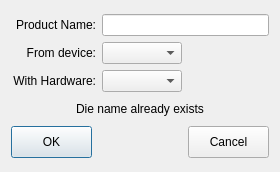
goanpeca/ATE.org, file src/ATE/org/actions_on/product/NewProductWizard.ui: the form before one commit.
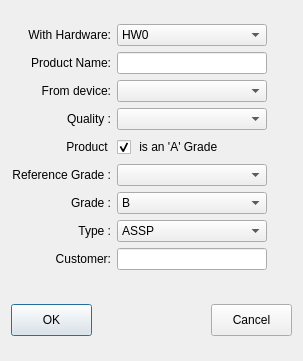
The form after the commit.

Patch:
```diff
--- a/src/ATE/org/actions_on/product/NewProductWizard.ui
+++ b/src/ATE/org/actions_on/product/NewProductWizard.ui
@@ -6,20 +6,26 @@
    <rect>
     <x>0</x>
     <y>0</y>
-    <width>280</width>
-    <height>172</height>
+    <width>303</width>
+    <height>361</height>
    </rect>
   </property>
+  <property name="sizePolicy">
+   <sizepolicy hsizetype="Preferred" vsizetype="Minimum">
+    <horstretch>0</horstretch>
+    <verstretch>0</verstretch>
+   </sizepolicy>
+  </property>
   <property name="minimumSize">
    <size>
-    <width>280</width>
-    <height>172</height>
+    <width>300</width>
+    <height>0</height>
    </size>
   </property>
   <property name="maximumSize">
    <size>
     <width>16777215</width>
-    <height>172</height>
+    <height>361</height>
    </size>
   </property>
   <property name="windowTitle">
@@ -29,18 +35,106 @@
    <item row="0" column="0">
     <layout class="QVBoxLayout" name="verticalLayout">
      <item>
-      <layout class="QHBoxLayout" name="productLayout">
+      <layout class="QHBoxLayout" name="hardwareLayout">
+       <item>
+        <widget class="QLabel" name="label_3">
+         <property name="sizePolicy">
+          <sizepolicy hsizetype="Fixed" vsizetype="Preferred">
+           <horstretch>0</horstretch>
+           <verstretch>0</verstretch>
+          </sizepolicy>
+         </property>
+         <property name="minimumSize">
+          <size>
+           <width>100</width>
+           <height>22</height>
+          </size>
+         </property>
+         <property name="maximumSize">
+          <size>
+           <width>100</width>
+           <height>22</height>
+          </size>
+         </property>
+         <property name="text">
+          <string>With Hardware:</string>
+         </property>
+         <property name="alignment">
+          <set>Qt::AlignRight|Qt::AlignTrailing|Qt::AlignVCenter</set>
+         </property>
+        </widget>
+       </item>
+       <item>
+        <widget class="QComboBox" name="WithHardware">
+         <property name="sizePolicy">
+          <sizepolicy hsizetype="Fixed" vsizetype="Fixed">
+           <horstretch>0</horstretch>
+           <verstretch>0</verstretch>
+          </sizepolicy>
+         </property>
+         <property name="minimumSize">
+          <size>
+           <width>150</width>
+           <height>22</height>
+          </size>
+         </property>
+         <property name="maximumSize">
+          <size>
+           <width>69</width>
+           <height>22</height>
+          </size>
+         </property>
+         <item>
+          <property name="text">
+           <string>HW0</string>
+          </property>
+         </item>
+         <item>
+          <property name="text">
+           <string>HW1</string>
+          </property>
+         </item>
+         <item>
+          <property name="text">
+           <string>HW2</string>
+          </property>
+         </item>
+        </widget>
+       </item>
+       <item>
+        <spacer name="horizontalSpacer_3">
+         <property name="orientation">
+          <enum>Qt::Horizontal</enum>
+         </property>
+         <property name="sizeHint" stdset="0">
+          <size>
+           <width>13</width>
+           <height>20</height>
+          </size>
+         </property>
+        </spacer>
+       </item>
+      </layout>
+     </item>
+     <item>
+      <layout class="QHBoxLayout" name="nameLayout">
        <item>
         <widget class="QLabel" name="label">
+         <property name="sizePolicy">
+          <sizepolicy hsizetype="Fixed" vsizetype="Preferred">
+           <horstretch>0</horstretch>
+           <verstretch>0</verstretch>
+          </sizepolicy>
+         </property>
          <property name="minimumSize">
           <size>
-           <width>85</width>
+           <width>100</width>
            <height>22</height>
           </size>
          </property>
          <property name="maximumSize">
           <size>
-           <width>85</width>
+           <width>100</width>
            <height>22</height>
           </size>
          </property>
@@ -56,7 +150,7 @@
         <widget class="QLineEdit" name="ProductName">
          <property name="minimumSize">
           <size>
-           <width>0</width>
+           <width>150</width>
            <height>22</height>
           </size>
          </property>
@@ -68,21 +162,40 @@
          </property>
         </widget>
        </item>
+       <item>
+        <spacer name="horizontalSpacer_8">
+         <property name="orientation">
+          <enum>Qt::Horizontal</enum>
+         </property>
+         <property name="sizeHint" stdset="0">
+          <size>
+           <width>40</width>
+           <height>20</height>
+          </size>
+         </property>
+        </spacer>
+       </item>
       </layout>
      </item>
      <item>
       <layout class="QHBoxLayout" name="deviceLayout">
        <item>
         <widget class="QLabel" name="label_2">
+         <property name="sizePolicy">
+          <sizepolicy hsizetype="Fixed" vsizetype="Preferred">
+           <horstretch>0</horstretch>
+           <verstretch>0</verstretch>
+          </sizepolicy>
+         </property>
          <property name="minimumSize">
           <size>
-           <width>85</width>
+           <width>100</width>
            <height>22</height>
           </size>
          </property>
          <property name="maximumSize">
           <size>
-           <width>85</width>
+           <width>100</width>
            <height>22</height>
           </size>
          </property>
@@ -96,18 +209,34 @@
        </item>
        <item>
         <widget class="QComboBox" name="FromDevice">
+         <property name="sizePolicy">
+          <sizepolicy hsizetype="Fixed" vsizetype="Fixed">
+           <horstretch>0</horstretch>
+           <verstretch>0</verstretch>
+          </sizepolicy>
+         </property>
          <property name="minimumSize">
           <size>
-           <width>80</width>
+           <width>150</width>
            <height>22</height>
           </size>
          </property>
          <property name="maximumSize">
           <size>
-           <width>80</width>
+           <width>150</width>
            <height>22</height>
           </size>
          </property>
+         <item>
+          <property name="text">
+           <string/>
+          </property>
+         </item>
+         <item>
+          <property name="text">
+           <string>123456789012345</string>
+          </property>
+         </item>
         </widget>
        </item>
        <item>
@@ -117,7 +246,7 @@
          </property>
          <property name="sizeHint" stdset="0">
           <size>
-           <width>10</width>
+           <width>13</width>
            <height>20</height>
           </size>
          </property>
@@ -126,23 +255,29 @@
       </layout>
      </item>
      <item>
-      <layout class="QHBoxLayout" name="hardwareLayout">
+      <layout class="QHBoxLayout" name="qualityLayout">
        <item>
-        <widget class="QLabel" name="label_3">
+        <widget class="QLabel" name="label_4">
+         <property name="sizePolicy">
+          <sizepolicy hsizetype="Fixed" vsizetype="Preferred">
+           <horstretch>0</horstretch>
+           <verstretch>0</verstretch>
+          </sizepolicy>
+         </property>
          <property name="minimumSize">
           <size>
-           <width>85</width>
+           <width>100</width>
            <height>22</height>
           </size>
          </property>
          <property name="maximumSize">
           <size>
-           <width>85</width>
+           <width>100</width>
            <height>22</height>
           </size>
          </property>
          <property name="text">
-          <string>With Hardware:</string>
+          <string>Quality :</string>
          </property>
          <property name="alignment">
           <set>Qt::AlignRight|Qt::AlignTrailing|Qt::AlignVCenter</set>
@@ -150,29 +285,451 @@
         </widget>
        </item>
        <item>
-        <widget class="QComboBox" name="WithHardware">
+        <widget class="QComboBox" name="productQuality">
+         <property name="sizePolicy">
+          <sizepolicy hsizetype="Fixed" vsizetype="Fixed">
+           <horstretch>0</horstretch>
+           <verstretch>0</verstretch>
+          </sizepolicy>
+         </property>
          <property name="minimumSize">
           <size>
-           <width>80</width>
+           <width>150</width>
            <height>22</height>
           </size>
          </property>
          <property name="maximumSize">
           <size>
-           <width>80</width>
+           <width>150</width>
            <height>22</height>
           </size>
          </property>
+         <item>
+          <property name="text">
+           <string/>
+          </property>
+         </item>
+         <item>
+          <property name="text">
+           <string>Automotive</string>
+          </property>
+         </item>
+         <item>
+          <property name="text">
+           <string>Commercial</string>
+          </property>
+         </item>
+         <item>
+          <property name="text">
+           <string>Industrial</string>
+          </property>
+         </item>
+         <item>
+          <property name="text">
+           <string>Medical</string>
+          </property>
+         </item>
+         <item>
+          <property name="text">
+           <string>Military</string>
+          </property>
+         </item>
         </widget>
        </item>
        <item>
-        <spacer name="horizontalSpacer_3">
+        <spacer name="horizontalSpacer_4">
          <property name="orientation">
           <enum>Qt::Horizontal</enum>
          </property>
          <property name="sizeHint" stdset="0">
           <size>
-           <width>10</width>
+           <width>40</width>
+           <height>20</height>
+          </size>
+         </property>
+        </spacer>
+       </item>
+      </layout>
+     </item>
+     <item>
+      <layout class="QHBoxLayout" name="isAGradeLayout">
+       <item>
+        <widget class="QLabel" name="label_5">
+         <property name="sizePolicy">
+          <sizepolicy hsizetype="Fixed" vsizetype="Fixed">
+           <horstretch>0</horstretch>
+           <verstretch>0</verstretch>
+          </sizepolicy>
+         </property>
+         <property name="minimumSize">
+          <size>
+           <width>100</width>
+           <height>22</height>
+          </size>
+         </property>
+         <property name="maximumSize">
+          <size>
+           <width>100</width>
+           <height>22</height>
+          </size>
+         </property>
+         <property name="text">
+          <string>Product </string>
+         </property>
+         <property name="alignment">
+          <set>Qt::AlignRight|Qt::AlignTrailing|Qt::AlignVCenter</set>
+         </property>
+        </widget>
+       </item>
+       <item>
+        <widget class="QCheckBox" name="isAGrade">
+         <property name="minimumSize">
+          <size>
+           <width>105</width>
+           <height>22</height>
+          </size>
+         </property>
+         <property name="maximumSize">
+          <size>
+           <width>105</width>
+           <height>22</height>
+          </size>
+         </property>
+         <property name="layoutDirection">
+          <enum>Qt::LeftToRight</enum>
+         </property>
+         <property name="text">
+          <string> is an 'A' Grade</string>
+         </property>
+         <property name="checked">
+          <bool>true</bool>
+         </property>
+        </widget>
+       </item>
+       <item>
+        <spacer name="horizontalSpacer_9">
+         <property name="orientation">
+          <enum>Qt::Horizontal</enum>
+         </property>
+         <property name="sizeHint" stdset="0">
+          <size>
+           <width>13</width>
+           <height>20</height>
+          </size>
+         </property>
+        </spacer>
+       </item>
+      </layout>
+     </item>
+     <item>
+      <layout class="QHBoxLayout" name="referenceGradeLayout">
+       <item>
+        <widget class="QLabel" name="referenceGradeLabel">
+         <property name="sizePolicy">
+          <sizepolicy hsizetype="Fixed" vsizetype="Fixed">
+           <horstretch>0</horstretch>
+           <verstretch>0</verstretch>
+          </sizepolicy>
+         </property>
+         <property name="minimumSize">
+          <size>
+           <width>100</width>
+           <height>22</height>
+          </size>
+         </property>
+         <property name="maximumSize">
+          <size>
+           <width>100</width>
+           <height>22</height>
+          </size>
+         </property>
+         <property name="text">
+          <string>Reference Grade :</string>
+         </property>
+         <property name="alignment">
+          <set>Qt::AlignRight|Qt::AlignTrailing|Qt::AlignVCenter</set>
+         </property>
+        </widget>
+       </item>
+       <item>
+        <widget class="QComboBox" name="referenceGrade">
+         <property name="sizePolicy">
+          <sizepolicy hsizetype="Fixed" vsizetype="Fixed">
+           <horstretch>0</horstretch>
+           <verstretch>0</verstretch>
+          </sizepolicy>
+         </property>
+         <property name="minimumSize">
+          <size>
+           <width>150</width>
+           <height>22</height>
+          </size>
+         </property>
+         <item>
+          <property name="text">
+           <string/>
+          </property>
+         </item>
+         <item>
+          <property name="text">
+           <string>123456789012345</string>
+          </property>
+         </item>
+        </widget>
+       </item>
+       <item>
+        <spacer name="horizontalSpacer_6">
+         <property name="orientation">
+          <enum>Qt::Horizontal</enum>
+         </property>
+         <property name="sizeHint" stdset="0">
+          <size>
+           <width>40</width>
+           <height>20</height>
+          </size>
+         </property>
+        </spacer>
+       </item>
+      </layout>
+     </item>
+     <item>
+      <layout class="QHBoxLayout" name="gradeLayout">
+       <item>
+        <widget class="QLabel" name="gradeLabel">
+         <property name="sizePolicy">
+          <sizepolicy hsizetype="Fixed" vsizetype="Fixed">
+           <horstretch>0</horstretch>
+           <verstretch>0</verstretch>
+          </sizepolicy>
+         </property>
+         <property name="minimumSize">
+          <size>
+           <width>100</width>
+           <height>22</height>
+          </size>
+         </property>
+         <property name="maximumSize">
+          <size>
+           <width>100</width>
+           <height>22</height>
+          </size>
+         </property>
+         <property name="text">
+          <string>Grade :</string>
+         </property>
+         <property name="alignment">
+          <set>Qt::AlignRight|Qt::AlignTrailing|Qt::AlignVCenter</set>
+         </property>
+        </widget>
+       </item>
+       <item>
+        <widget class="QComboBox" name="grade">
+         <property name="sizePolicy">
+          <sizepolicy hsizetype="Fixed" vsizetype="Fixed">
+           <horstretch>0</horstretch>
+           <verstretch>0</verstretch>
+          </sizepolicy>
+         </property>
+         <property name="minimumSize">
+          <size>
+           <width>150</width>
+           <height>22</height>
+          </size>
+         </property>
+         <property name="maximumSize">
+          <size>
+           <width>33</width>
+           <height>22</height>
+          </size>
+         </property>
+         <item>
+          <property name="text">
+           <string>B</string>
+          </property>
+         </item>
+         <item>
+          <property name="text">
+           <string>C</string>
+          </property>
+         </item>
+         <item>
+          <property name="text">
+           <string>D</string>
+          </property>
+         </item>
+         <item>
+          <property name="text">
+           <string>E</string>
+          </property>
+         </item>
+         <item>
+          <property name="text">
+           <string>F</string>
+          </property>
+         </item>
+         <item>
+          <property name="text">
+           <string>G</string>
+          </property>
+         </item>
+         <item>
+          <property name="text">
+           <string>H</string>
+          </property>
+         </item>
+         <item>
+          <property name="text">
+           <string>I</string>
+          </property>
+         </item>
+        </widget>
+       </item>
+       <item>
+        <spacer name="horizontalSpacer_5">
+         <property name="orientation">
+          <enum>Qt::Horizontal</enum>
+         </property>
+         <property name="sizeHint" stdset="0">
+          <size>
+           <width>40</width>
+           <height>20</height>
+          </size>
+         </property>
+        </spacer>
+       </item>
+      </layout>
+     </item>
+     <item>
+      <layout class="QHBoxLayout" name="typeLayout">
+       <item>
+        <widget class="QLabel" name="typeLabel">
+         <property name="sizePolicy">
+          <sizepolicy hsizetype="Fixed" vsizetype="Fixed">
+           <horstretch>0</horstretch>
+           <verstretch>0</verstretch>
+          </sizepolicy>
+         </property>
+         <property name="minimumSize">
+          <size>
+           <width>100</width>
+           <height>22</height>
+          </size>
+         </property>
+         <property name="maximumSize">
+          <size>
+           <width>100</width>
+           <height>22</height>
+          </size>
+         </property>
+         <property name="text">
+          <string>Type :</string>
+         </property>
+         <property name="alignment">
+          <set>Qt::AlignRight|Qt::AlignTrailing|Qt::AlignVCenter</set>
+         </property>
+        </widget>
+       </item>
+       <item>
+        <widget class="QComboBox" name="Type">
+         <property name="sizePolicy">
+          <sizepolicy hsizetype="Fixed" vsizetype="Fixed">
+           <horstretch>0</horstretch>
+           <verstretch>0</verstretch>
+          </sizepolicy>
+         </property>
+         <property name="minimumSize">
+          <size>
+           <width>150</width>
+           <height>22</height>
+          </size>
+         </property>
+         <property name="maximumSize">
+          <size>
+           <width>71</width>
+           <height>22</height>
+          </size>
+         </property>
+         <item>
+          <property name="text">
+           <string>ASSP</string>
+          </property>
+         </item>
+         <item>
+          <property name="text">
+           <string>ASIC</string>
+          </property>
+         </item>
+        </widget>
+       </item>
+       <item>
+        <spacer name="horizontalSpacer_7">
+         <property name="orientation">
+          <enum>Qt::Horizontal</enum>
+         </property>
+         <property name="sizeHint" stdset="0">
+          <size>
+           <width>40</width>
+           <height>20</height>
+          </size>
+         </property>
+        </spacer>
+       </item>
+      </layout>
+     </item>
+     <item>
+      <layout class="QHBoxLayout" name="customerLayout">
+       <item>
+        <widget class="QLabel" name="customerLabel">
+         <property name="sizePolicy">
+          <sizepolicy hsizetype="Fixed" vsizetype="Fixed">
+           <horstretch>0</horstretch>
+           <verstretch>0</verstretch>
+          </sizepolicy>
+         </property>
+         <property name="minimumSize">
+          <size>
+           <width>100</width>
+           <height>22</height>
+          </size>
+         </property>
+         <property name="maximumSize">
+          <size>
+           <width>100</width>
+           <height>22</height>
+          </size>
+         </property>
+         <property name="text">
+          <string>Customer:</string>
+         </property>
+         <property name="alignment">
+          <set>Qt::AlignRight|Qt::AlignTrailing|Qt::AlignVCenter</set>
+         </property>
+        </widget>
+       </item>
+       <item>
+        <widget class="QLineEdit" name="customer">
+         <property name="minimumSize">
+          <size>
+           <width>150</width>
+           <height>22</height>
+          </size>
+         </property>
+         <property name="maximumSize">
+          <size>
+           <width>16777215</width>
+           <height>22</height>
+          </size>
+         </property>
+        </widget>
+       </item>
+       <item>
+        <spacer name="horizontalSpacer_10">
+         <property name="orientation">
+          <enum>Qt::Horizontal</enum>
+         </property>
+         <property name="sizeHint" stdset="0">
+          <size>
+           <width>40</width>
            <height>20</height>
           </size>
          </property>
@@ -182,6 +739,12 @@
      </item>
      <item>
       <widget class="QLabel" name="Feedback">
+       <property name="sizePolicy">
+        <sizepolicy hsizetype="Expanding" vsizetype="Fixed">
+         <horstretch>0</horstretch>
+         <verstretch>0</verstretch>
+        </sizepolicy>
+       </property>
        <property name="minimumSize">
         <size>
          <width>150</width>
@@ -195,7 +758,7 @@
         </size>
        </property>
        <property name="text">
-        <string>Die name already exists</string>
+        <string/>
        </property>
        <property name="alignment">
         <set>Qt::AlignCenter</set>
```
Left out of the diff: 2 changed lines with no effect on the pictures.
